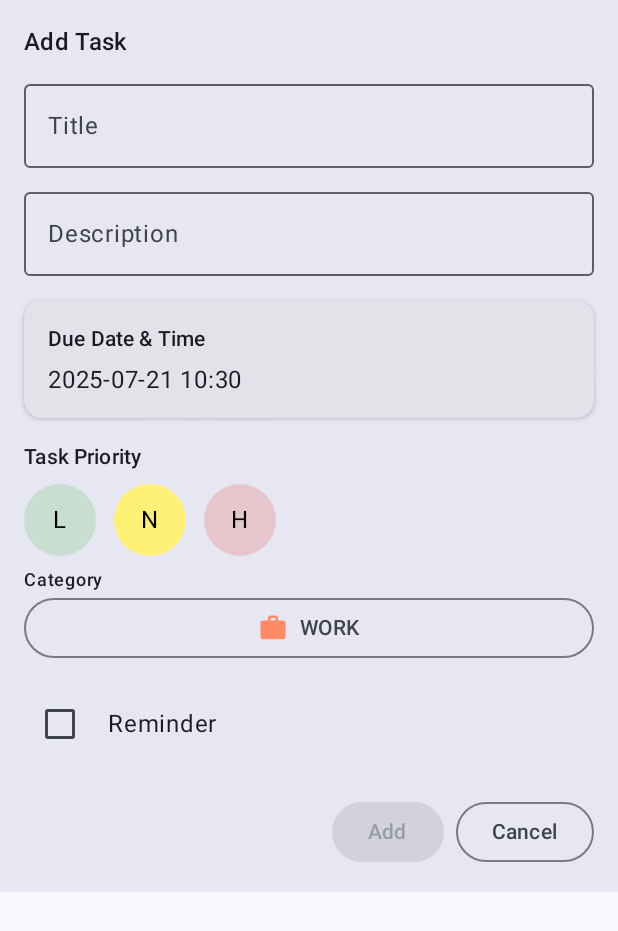
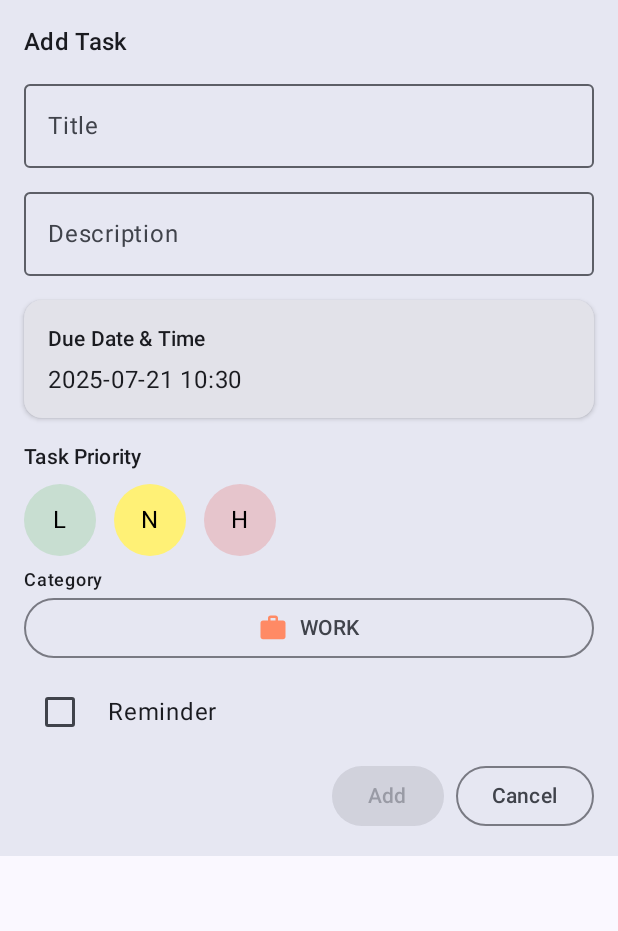
Before and after one commit to mraliasd/TODOList, an Android app built with Jetpack Compose: the composable AddTaskBottomSheet shown on its own in the app's theme, on a phone screen of 412 x 824 dp. Shown: the top 931 px of the screen. Run offline under Robolectric (Android 15) with nearby library versions, the phone set to English and light mode, and no system bars.

Commit message:
edit AddTaswkBottomSheet

```diff
--- a/app/src/main/java/todolist/al/ui/components/task/AddTaskBottomSheet.kt
+++ b/app/src/main/java/todolist/al/ui/components/task/AddTaskBottomSheet.kt
@@ -89,8 +89,6 @@ fun AddTaskBottomSheet(
                 Text(category.label)
             }
 
-            Spacer(modifier = Modifier.height(8.dp))
-
             Row(
                 verticalAlignment = Alignment.CenterVertically,
                 modifier = Modifier
@@ -104,8 +102,6 @@ fun AddTaskBottomSheet(
                 Spacer(modifier = Modifier.width(8.dp))
                 Text("Reminder")
             }
-
-            Spacer(modifier = Modifier.height(16.dp))
 
             Row(
                 horizontalArrangement = Arrangement.End,
--- a/app/src/main/java/todolist/al/ui/screens/onboarding/OnboardingScreen.kt
+++ b/app/src/main/java/todolist/al/ui/screens/onboarding/OnboardingScreen.kt
@@ -93,7 +93,7 @@ fun OnboardingScreen(navController: NavController) {
             Row(
                 modifier = Modifier
                     .fillMaxWidth()
-                    .padding(vertical = 16.dp),
+                    .padding(vertical = 24.dp),
                 horizontalArrangement = Arrangement.SpaceBetween
             ) {
                 if (pagerState.currentPage > 0) {
```
